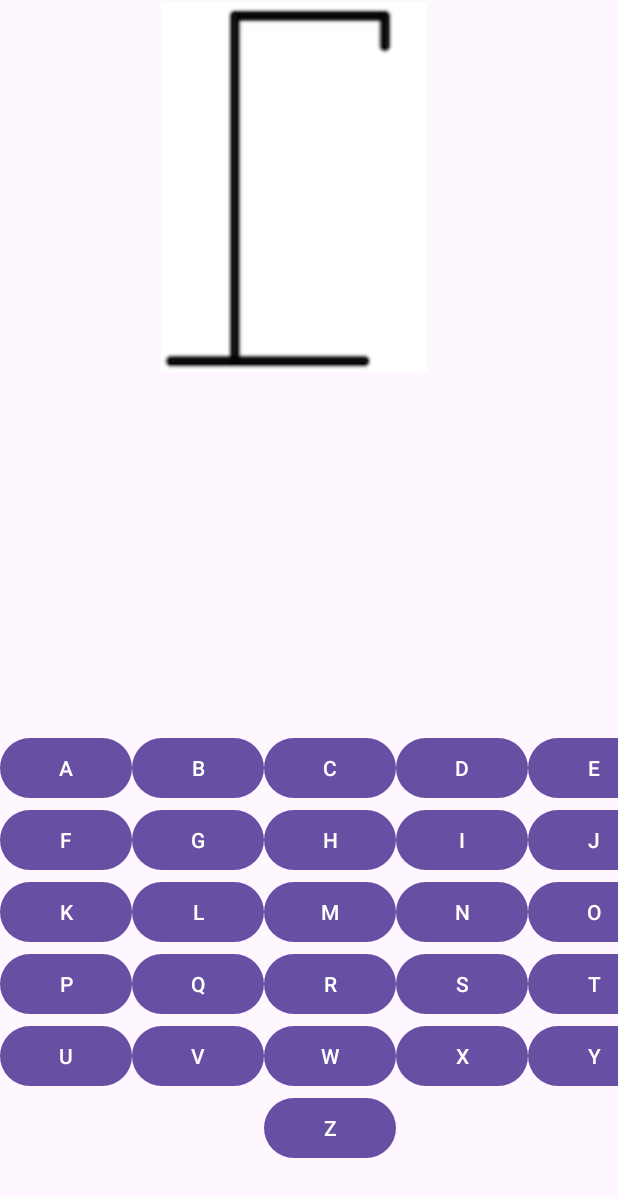
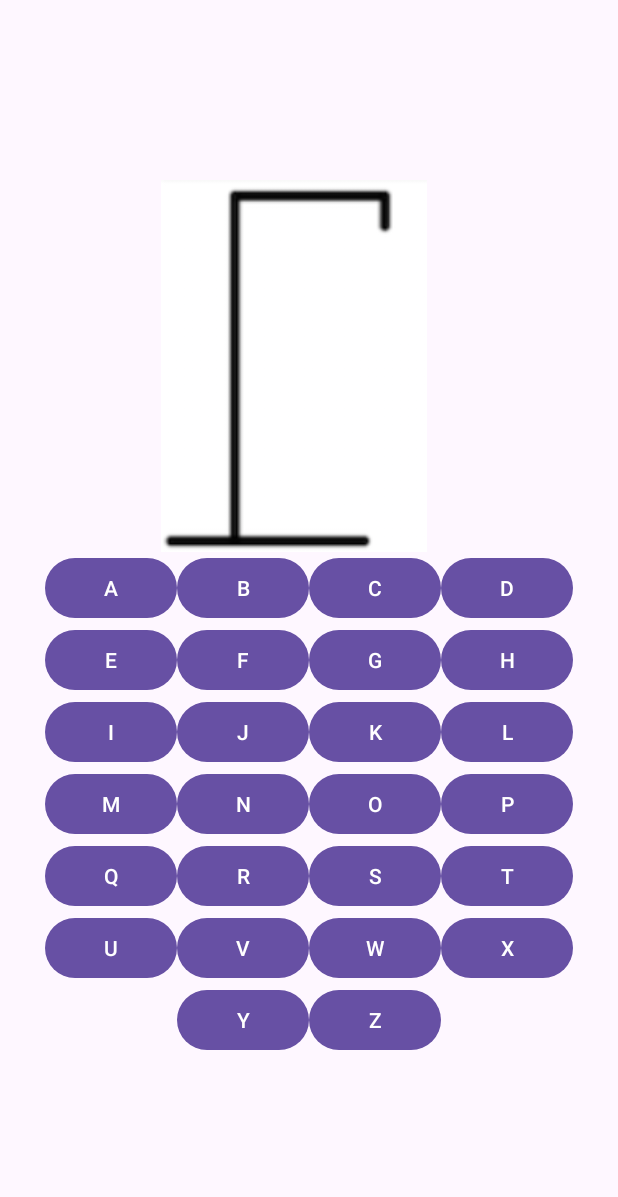
Before and after one commit to mmeah16/MuntasirMeahQixuanChenHangman, an Android app: the screen it shows after launch (MainActivity), on a phone screen of 412 x 824 dp. Shown: the top 1197 px of the screen. Run offline under Robolectric (Android 15) with nearby library versions, the phone set to English and light mode, and no system bars.

Commit message:
fix the layout problem of the buttom fragment

```diff
--- a/app/build.gradle.kts
+++ b/app/build.gradle.kts
@@ -45,6 +45,7 @@ dependencies {
     implementation("com.google.android.material:material:1.11.0")
     implementation("androidx.constraintlayout:constraintlayout:2.1.4")
     implementation("androidx.fragment:fragment:1.6.2")
+    implementation("androidx.gridlayout:gridlayout:1.0.0")
     testImplementation("junit:junit:4.13.2")
     implementation("androidx.fragment:fragment-ktx:1.6.2")
     androidTestImplementation("androidx.test.ext:junit:1.1.5")
--- a/app/src/main/res/layout/activity_main.xml
+++ b/app/src/main/res/layout/activity_main.xml
@@ -3,20 +3,23 @@
     xmlns:tools="http://schemas.android.com/tools"
     android:layout_width="match_parent"
     android:layout_height="match_parent"
-    android:orientation="vertical">
+    android:orientation="vertical"
+    android:gravity="center">
 
     <androidx.fragment.app.FragmentContainerView
         android:id="@+id/fragment_container1"
         android:name="com.example.hangman.HangmanRenderFragment"
         android:layout_width="match_parent"
         android:layout_height="wrap_content"
-        tools:context=".MainActivity" />
+        tools:context=".MainActivity"
+        android:layout_gravity="center" />
 
     <androidx.fragment.app.FragmentContainerView
         android:id="@+id/fragment_container2"
         android:name="com.example.hangman.LetterButtonsFragment"
         android:layout_width="match_parent"
         android:layout_height="wrap_content"
-        tools:context=".MainActivity" />
+        tools:context=".MainActivity"
+        android:layout_gravity="center_horizontal|bottom" />
 
 </LinearLayout>
--- a/app/src/main/res/layout/fragment_letter_buttons.xml
+++ b/app/src/main/res/layout/fragment_letter_buttons.xml
@@ -57,261 +57,152 @@
         app:layout_constraintBottom_toBottomOf="@id/txtBox4"
         android:layout_marginStart="8dp"/>
 
+    <androidx.gridlayout.widget.GridLayout
+        android:id="@+id/gridLayout"
+        android:layout_width="wrap_content"
+        android:layout_height="wrap_content"
+        app:columnCount="4"
+        app:rowCount="8"
+        app:layout_constraintBottom_toBottomOf="parent"
+        app:layout_constraintEnd_toEndOf="parent"
+        app:layout_constraintStart_toStartOf="parent">
 
         <Button
             android:id="@+id/a_button"
-        android:layout_width="wrap_content"
-        android:layout_height="wrap_content"
-        android:text="@string/a_button"
-        app:layout_constraintTop_toTopOf="parent"
-        app:layout_constraintBottom_toBottomOf="parent"
-        app:layout_constraintVertical_bias="0.5"
-        app:layout_constraintStart_toStartOf="parent"/>
+            android:text="A"
+            app:layout_column="0"
+            app:layout_row="0" />
 
         <Button
             android:id="@+id/b_button"
-        android:layout_width="wrap_content"
-        android:layout_height="wrap_content"
-        android:text="@string/b_button"
-        app:layout_constraintBottom_toBottomOf="parent"
-        app:layout_constraintStart_toEndOf="@+id/a_button"
-        app:layout_constraintTop_toTopOf="parent" />
-
-
+            android:text="B"
+            app:layout_column="1"
+            app:layout_row="0" />
         <Button
             android:id="@+id/c_button"
-        android:layout_width="wrap_content"
-        android:layout_height="wrap_content"
-        android:text="@string/c_button"
-        app:layout_constraintBottom_toBottomOf="parent"
-        app:layout_constraintStart_toEndOf="@+id/b_button"
-        app:layout_constraintTop_toTopOf="parent" />
-
+            android:text="C"
+            app:layout_column="2"
+            app:layout_row="0" />
         <Button
             android:id="@+id/d_button"
-        android:layout_width="wrap_content"
-        android:layout_height="wrap_content"
-        android:text="@string/d_button"
-        app:layout_constraintBottom_toBottomOf="parent"
-        app:layout_constraintStart_toEndOf="@+id/c_button"
-        app:layout_constraintTop_toTopOf="parent" />
-
+            android:text="D"
+            app:layout_column="3"
+            app:layout_row="0" />
         <Button
             android:id="@+id/e_button"
-        android:layout_width="wrap_content"
-        android:layout_height="wrap_content"
-        android:text="@string/e_button"
-        app:layout_constraintBottom_toBottomOf="parent"
-        app:layout_constraintStart_toEndOf="@+id/d_button"
-        app:layout_constraintTop_toTopOf="parent" />
+            android:text="E"
+            app:layout_column="0"
+            app:layout_row="1" />
 
         <Button
             android:id="@+id/f_button"
-        android:layout_width="wrap_content"
-        android:layout_height="wrap_content"
-        android:text="@string/f_button"
-        app:layout_constraintBottom_toBottomOf="parent"
-        app:layout_constraintTop_toBottomOf="@id/a_button"
-        app:layout_constraintVertical_bias="0.0"
-        tools:layout_editor_absoluteX="0dp" />
-
+            android:text="F"
+            app:layout_column="1"
+            app:layout_row="1" />
         <Button
             android:id="@+id/g_button"
-        android:layout_width="wrap_content"
-        android:layout_height="wrap_content"
-        android:text="@string/g_button"
-        app:layout_constraintBottom_toBottomOf="parent"
-        app:layout_constraintStart_toEndOf="@+id/f_button"
-        app:layout_constraintTop_toBottomOf="@id/b_button"
-        app:layout_constraintVertical_bias="0.0" />
-
+            android:text="G"
+            app:layout_column="2"
+            app:layout_row="1" />
         <Button
             android:id="@+id/h_button"
-        android:layout_width="wrap_content"
-        android:layout_height="wrap_content"
-        android:text="@string/h_button"
-        app:layout_constraintBottom_toBottomOf="parent"
-        app:layout_constraintStart_toEndOf="@+id/g_button"
-        app:layout_constraintTop_toBottomOf="@id/c_button"
-        app:layout_constraintVertical_bias="0.0" />
-
+            android:text="H"
+            app:layout_column="3"
+            app:layout_row="1" />
         <Button
             android:id="@+id/i_button"
-        android:layout_width="wrap_content"
-        android:layout_height="wrap_content"
-        android:text="@string/i_button"
-        app:layout_constraintBottom_toBottomOf="parent"
-        app:layout_constraintStart_toEndOf="@+id/h_button"
-        app:layout_constraintTop_toBottomOf="@id/d_button"
-        app:layout_constraintVertical_bias="0.0" />
+            android:text="I"
+            app:layout_column="0"
+            app:layout_row="2" />
 
         <Button
             android:id="@+id/j_button"
-        android:layout_width="wrap_content"
-        android:layout_height="wrap_content"
-        android:text="@string/j_button"
-        app:layout_constraintBottom_toBottomOf="parent"
-        app:layout_constraintStart_toEndOf="@+id/i_button"
-        app:layout_constraintTop_toBottomOf="@id/e_button"
-        app:layout_constraintVertical_bias="0.0" />
-
+            android:text="J"
+            app:layout_column="1"
+            app:layout_row="2" />
         <Button
             android:id="@+id/k_button"
-        android:layout_width="wrap_content"
-        android:layout_height="wrap_content"
-        android:text="@string/k_button"
-        app:layout_constraintBottom_toBottomOf="parent"
-        app:layout_constraintTop_toBottomOf="@id/f_button"
-        app:layout_constraintVertical_bias="0.0"
-        tools:layout_editor_absoluteX="0dp" />
-
+            android:text="K"
+            app:layout_column="2"
+            app:layout_row="2" />
         <Button
             android:id="@+id/l_button"
-        android:layout_width="wrap_content"
-        android:layout_height="wrap_content"
-        android:text="@string/l_button"
-        app:layout_constraintBottom_toBottomOf="parent"
-        app:layout_constraintStart_toEndOf="@+id/k_button"
-        app:layout_constraintTop_toBottomOf="@id/g_button"
-        app:layout_constraintVertical_bias="0.0" />
-
+            android:text="L"
+            app:layout_column="3"
+            app:layout_row="2" />
         <Button
             android:id="@+id/m_button"
-        android:layout_width="wrap_content"
-        android:layout_height="wrap_content"
-        android:text="@string/m_button"
-        app:layout_constraintBottom_toBottomOf="parent"
-        app:layout_constraintStart_toEndOf="@+id/l_button"
-        app:layout_constraintTop_toBottomOf="@id/h_button"
-        app:layout_constraintVertical_bias="0.0" />
+            android:text="M"
+            app:layout_column="0"
+            app:layout_row="3" />
 
         <Button
             android:id="@+id/n_button"
-        android:layout_width="wrap_content"
-        android:layout_height="wrap_content"
-        android:text="@string/n_button"
-        app:layout_constraintBottom_toBottomOf="parent"
-        app:layout_constraintStart_toEndOf="@+id/m_button"
-        app:layout_constraintTop_toBottomOf="@id/i_button"
-        app:layout_constraintVertical_bias="0.0" />
-
+            android:text="N"
+            app:layout_column="1"
+            app:layout_row="3" />
         <Button
             android:id="@+id/o_button"
-        android:layout_width="wrap_content"
-        android:layout_height="wrap_content"
-        android:text="@string/o_button"
-        app:layout_constraintBottom_toBottomOf="parent"
-        app:layout_constraintStart_toEndOf="@+id/n_button"
-        app:layout_constraintTop_toBottomOf="@id/j_button"
-        app:layout_constraintVertical_bias="0.0" />
-
+            android:text="O"
+            app:layout_column="2"
+            app:layout_row="3" />
         <Button
             android:id="@+id/p_button"
-        android:layout_width="wrap_content"
-        android:layout_height="wrap_content"
-        android:text="@string/p_button"
-        app:layout_constraintBottom_toBottomOf="parent"
-        app:layout_constraintTop_toBottomOf="@id/k_button"
-        app:layout_constraintVertical_bias="0.0"
-        tools:layout_editor_absoluteX="0dp" />
-
+            android:text="P"
+            app:layout_column="3"
+            app:layout_row="3" />
         <Button
             android:id="@+id/q_button"
-        android:layout_width="wrap_content"
-        android:layout_height="wrap_content"
-        android:text="@string/q_button"
-        app:layout_constraintBottom_toBottomOf="parent"
-        app:layout_constraintStart_toEndOf="@+id/p_button"
-        app:layout_constraintTop_toBottomOf="@id/l_button"
-        app:layout_constraintVertical_bias="0.0" />
+            android:text="Q"
+            app:layout_column="0"
+            app:layout_row="4" />
 
         <Button
             android:id="@+id/r_button"
-        android:layout_width="wrap_content"
-        android:layout_height="wrap_content"
-        android:text="@string/r_button"
-        app:layout_constraintBottom_toBottomOf="parent"
-        app:layout_constraintStart_toEndOf="@+id/q_button"
-        app:layout_constraintTop_toBottomOf="@id/m_button"
-        app:layout_constraintVertical_bias="0.0" />
-
+            android:text="R"
+            app:layout_column="1"
+            app:layout_row="4" />
         <Button
             android:id="@+id/s_button"
-        android:layout_width="wrap_content"
-        android:layout_height="wrap_content"
-        android:text="@string/s_button"
-        app:layout_constraintBottom_toBottomOf="parent"
-        app:layout_constraintStart_toEndOf="@+id/r_button"
-        app:layout_constraintTop_toBottomOf="@id/n_button"
-        app:layout_constraintVertical_bias="0.0" />
-
+            android:text="S"
+            app:layout_column="2"
+            app:layout_row="4" />
         <Button
             android:id="@+id/t_button"
-        android:layout_width="wrap_content"
-        android:layout_height="wrap_content"
-        android:text="@string/t_button"
-        app:layout_constraintBottom_toBottomOf="parent"
-        app:layout_constraintStart_toEndOf="@+id/s_button"
-        app:layout_constraintTop_toBottomOf="@id/o_button"
-        app:layout_constraintVertical_bias="0.0" />
-
+            android:text="T"
+            app:layout_column="3"
+            app:layout_row="4" />
         <Button
             android:id="@+id/u_button"
-        android:layout_width="wrap_content"
-        android:layout_height="wrap_content"
-        android:text="@string/u_button"
-        app:layout_constraintBottom_toBottomOf="parent"
-        app:layout_constraintTop_toBottomOf="@id/p_button"
-        app:layout_constraintVertical_bias="0.0"
-        tools:layout_editor_absoluteX="0dp" />
+            android:text="U"
+            app:layout_column="0"
+            app:layout_row="5" />
 
         <Button
             android:id="@+id/v_button"
-        android:layout_width="wrap_content"
-        android:layout_height="wrap_content"
-        android:text="@string/v_button"
-        app:layout_constraintBottom_toBottomOf="parent"
-        app:layout_constraintStart_toEndOf="@+id/u_button"
-        app:layout_constraintTop_toBottomOf="@id/q_button"
-        app:layout_constraintVertical_bias="0.0" />
-
+            android:text="V"
+            app:layout_column="1"
+            app:layout_row="5" />
         <Button
             android:id="@+id/w_button"
-        android:layout_width="wrap_content"
-        android:layout_height="wrap_content"
-        android:text="@string/w_button"
-        app:layout_constraintBottom_toBottomOf="parent"
-        app:layout_constraintStart_toEndOf="@+id/v_button"
-        app:layout_constraintTop_toBottomOf="@id/r_button"
-        app:layout_constraintVertical_bias="0.0" />
-
+            android:text="W"
+            app:layout_column="2"
+            app:layout_row="5" />
         <Button
             android:id="@+id/x_button"
-        android:layout_width="wrap_content"
-        android:layout_height="wrap_content"
-        android:text="@string/x_button"
-        app:layout_constraintBottom_toBottomOf="parent"
-        app:layout_constraintStart_toEndOf="@+id/w_button"
-        app:layout_constraintTop_toBottomOf="@id/s_button"
-        app:layout_constraintVertical_bias="0.0" />
-
+            android:text="X"
+            app:layout_column="3"
+            android:height="20dp"
+            app:layout_row="5" />
         <Button
             android:id="@+id/y_button"
-        android:layout_width="wrap_content"
-        android:layout_height="wrap_content"
-        android:text="@string/y_button"
-        app:layout_constraintBottom_toBottomOf="parent"
-        app:layout_constraintStart_toEndOf="@+id/x_button"
-        app:layout_constraintTop_toBottomOf="@id/t_button"
-        app:layout_constraintVertical_bias="0.0" />
-
+            android:text="Y"
+            app:layout_column="1"
+            app:layout_row="6" />
         <Button
             android:id="@+id/z_button"
-        android:layout_width="wrap_content"
-        android:layout_height="wrap_content"
-        android:text="@string/z_button"
-        app:layout_constraintBottom_toBottomOf="parent"
-        app:layout_constraintStart_toEndOf="@+id/v_button"
-        app:layout_constraintTop_toBottomOf="@id/w_button"
-        app:layout_constraintVertical_bias="0.0" />
+            android:text="Z"
+            app:layout_column="2"
+            app:layout_row="6" />
+    </androidx.gridlayout.widget.GridLayout>
 </androidx.constraintlayout.widget.ConstraintLayout>
```
Also changed, not shown: 451 other files. Lines whose indentation alone changed are shown as unchanged.
